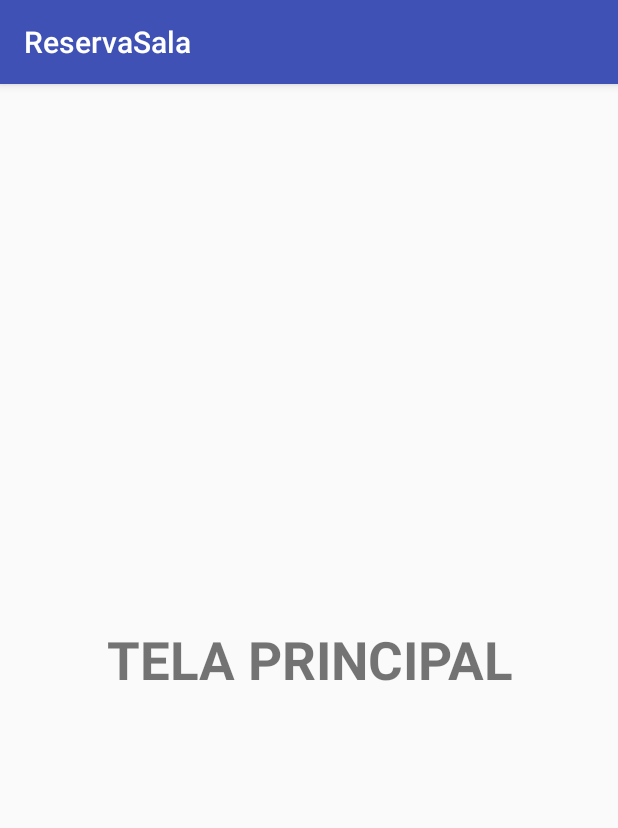
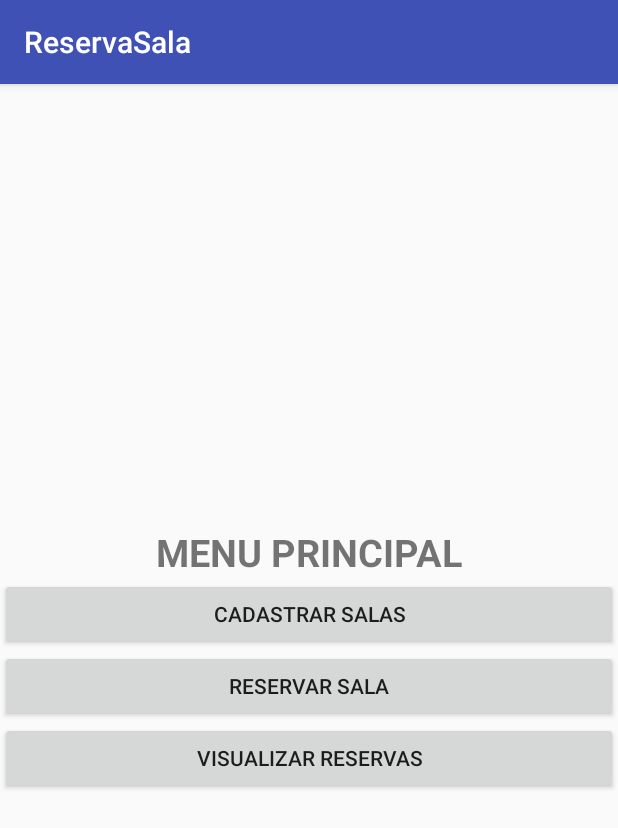
Before and after one commit to tadeusantosti/Repositorio, an Android app: the PrincipalActivity screen opened directly, with no data from a screen before it, on a phone screen of 412 x 824 dp. Shown: the top 828 px of the screen. Run offline under Robolectric (Android 15) with nearby library versions, the phone set to English and light mode, and no system bars.

Commit message:
ReservaSala
update

```diff
--- a/ReservaSala/app/build.gradle
+++ b/ReservaSala/app/build.gradle
@@ -36,4 +36,5 @@ dependencies {
 
 
 
+
 apply plugin: 'com.google.gms.google-services'
--- a/ReservaSala/app/src/main/AndroidManifest.xml
+++ b/ReservaSala/app/src/main/AndroidManifest.xml
@@ -23,7 +23,8 @@
         </activity>
         <activity android:name=".ACTIVITY.LoginActivity" />
         <activity android:name=".ACTIVITY.CadastroActivity" />
-        <activity android:name=".ACTIVITY.PrincipalActivity"></activity>
+        <activity android:name=".ACTIVITY.PrincipalActivity" />
+        <activity android:name=".ACTIVITY.CadastrarSalaActivity"></activity>
     </application>
 
 </manifest>
--- a/ReservaSala/app/src/main/java/info/tadeuti/reservasala/ACTIVITY/PrincipalActivity.java
+++ b/ReservaSala/app/src/main/java/info/tadeuti/reservasala/ACTIVITY/PrincipalActivity.java
@@ -1,13 +1,35 @@
 package info.tadeuti.reservasala.ACTIVITY;
 
+import android.content.Intent;
 import android.os.Bundle;
 import android.support.v7.app.AppCompatActivity;
+import android.view.View;
+import android.widget.Button;
+
+import info.tadeuti.reservasala.R;
 
 public class PrincipalActivity extends AppCompatActivity {
+
+    private Button abreCadastroSala;
 
     @Override
     protected void onCreate(Bundle savedInstanceState) {
         super.onCreate(savedInstanceState);
         setContentView(info.tadeuti.reservasala.R.layout.activity_principal);
+        abreCadastroSala = (Button) findViewById(R.id.btnCadastrarSala);
+
+        abreCadastroSala.setOnClickListener(new View.OnClickListener() {
+            @Override
+            public void onClick(View v) {
+                abrirTelaCadastroSalaReuniao();
+            }
+        });
+
+    }
+
+    public void abrirTelaCadastroSalaReuniao(){
+        Intent intent = new Intent(PrincipalActivity.this, CadastrarSalaActivity.class);
+        startActivity(intent);
+        finish();
     }
 }
--- a/ReservaSala/app/src/main/res/layout/activity_principal.xml
+++ b/ReservaSala/app/src/main/res/layout/activity_principal.xml
@@ -12,9 +12,26 @@
         android:layout_width="match_parent"
         android:layout_height="wrap_content"
         android:gravity="center"
-        android:textSize="35sp"
+        android:textSize="25sp"
         android:textStyle="bold"
-        android:text="TELA PRINCIPAL"
+        android:text="MENU PRINCIPAL"
+        />
+
+    <Button
+        android:id="@+id/btnCadastrarSala"
+        android:layout_width="match_parent"
+        android:layout_height="wrap_content"
+        android:text="cadastrar salas"
+        />
+    <Button
+        android:layout_width="match_parent"
+        android:layout_height="wrap_content"
+        android:text="reservar sala"
+        />
+    <Button
+        android:layout_width="match_parent"
+        android:layout_height="wrap_content"
+        android:text="visualizar reservas"
         />
 
 </LinearLayout>
```
Also changed, not shown: ReservaSala/app/src/main/java/info/tadeuti/reservasala/ACTIVITY/CadastrarSalaActivity.java (added, +45 -0 lines), ReservaSala/app/src/main/java/info/tadeuti/reservasala/Entidades/SalaReuniao.java (added, +49 -0 lines), ReservaSala/app/src/main/res/layout/activity_cadastrar_sala.xml (added, +36 -0 lines).
